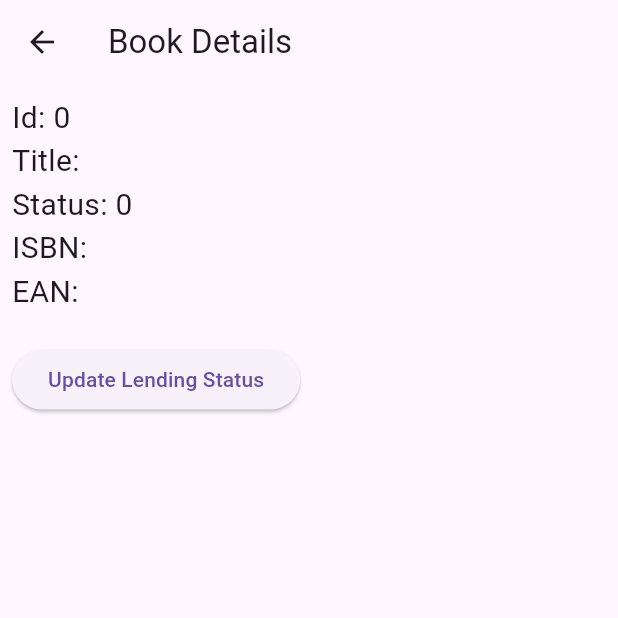
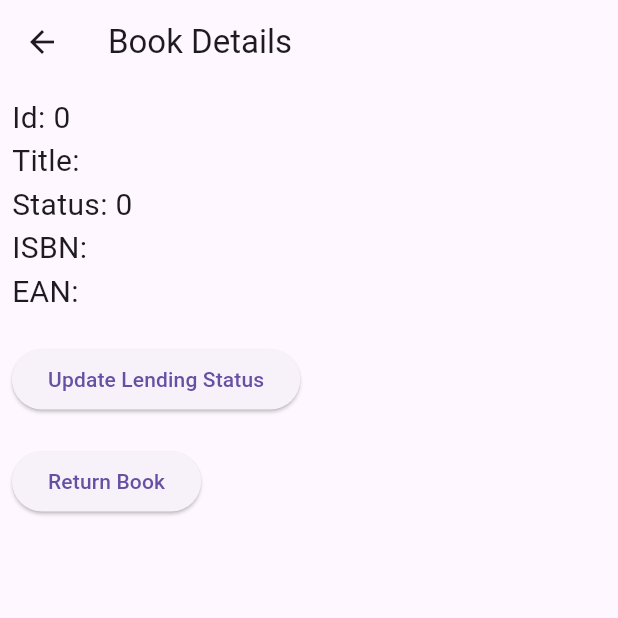
Before and after one commit to YanickdeWit04/L10-Bibl.io-flutter, a Flutter app: the BookDetails screen opened directly with empty values, after a tap on "Update Lending Status", on a phone screen of 412 x 824 dp, the top half of it. Run offline on Flutter 3.47's test engine with Material 3 defaults, Android fonts, the phone set to English and light mode, and no system bars; missing offline and left inert: flutter_barcode_scanner; network calls fail.

Commit message:
Status change

```diff
--- a/lib/catalog.dart
+++ b/lib/catalog.dart
@@ -24,11 +24,11 @@ Future<List<Book>> fetchBooks() async {
   }
 }
 
-Future<void> updateLendingStatus(String ean, bool status) async {
-  print('Updating lending status for EAN $ean to $status');
+Future<void> updateLendingStatus(String ean) async {
+  print('Updating lending status for EAN $ean to 1');
   final response = await http.put(
     Uri.parse('https://api.landsteten.nl/products/$ean'),
-    body: {'status': status ? '1' : '0'},
+    body: {'status': '1'},
   );
 
   if (response.statusCode == 200) {
@@ -36,15 +36,34 @@ Future<void> updateLendingStatus(String ean, bool status) async {
   } else if (response.statusCode == 404) {
     print('Product not found');
   } else {
-    print('Failed to update lending status. Status code: ${response.statusCode}');
+    print(
+        'Failed to update lending status. Status code: ${response.statusCode}');
     print('Response body: ${response.body}');
     throw Exception('Failed to update lending status');
   }
 }
 
+Future<void> returnBook(String ean) async {
+  print('Updating lending status for EAN $ean to 0');
+  final response = await http.put(
+    Uri.parse('https://api.landsteten.nl/products/$ean'),
+    body: {'status': '0'},
+  );
+
+  if (response.statusCode == 200) {
+    print('Successfully turned in');
+  } else if (response.statusCode == 404) {
+    print('Product not found');
+  } else {
+    print(
+        'Failed to update lending status. Status code: ${response.statusCode}');
+    print('Response body: ${response.body}');
+    throw Exception('Failed to update lending status');
+  }
+}
 
 class MyApp extends StatelessWidget {
-  const MyApp({super.key});
+  const MyApp({Key? key});
 
   @override
   Widget build(BuildContext context) {
@@ -53,13 +72,15 @@ class MyApp extends StatelessWidget {
       home: FutureBuilder<List<Book>>(
         future: fetchBooks(),
         builder: (context, snapshot) {
-          if (snapshot.hasData) {
-            return BooksList(books: snapshot.data!);
+          if (snapshot.connectionState == ConnectionState.waiting) {
+            return CircularProgressIndicator();
           } else if (snapshot.hasError) {
             return Text("${snapshot.error}");
+          } else if (!snapshot.hasData || snapshot.data!.isEmpty) {
+            return Text("No books available.");
+          } else {
+            return BooksList(books: snapshot.data!);
           }
-
-          return CircularProgressIndicator();
         },
       ),
     );
@@ -82,11 +103,15 @@ class BooksList extends StatelessWidget {
           String barcodeScanRes;
           try {
             barcodeScanRes = await FlutterBarcodeScanner.scanBarcode(
-                '#ff6666', 'Cancel', true, ScanMode.BARCODE);
+              '#ff6666',
+              'Cancel',
+              true,
+              ScanMode.BARCODE,
+            );
             print(barcodeScanRes);
 
             // Assuming you want to update the lending status to '1' (lent) when adding a new book
-            await updateLendingStatus(barcodeScanRes, true);
+            await updateLendingStatus(barcodeScanRes);
           } on Exception {
             barcodeScanRes = 'Failed to get platform version.';
           }
@@ -94,8 +119,8 @@ class BooksList extends StatelessWidget {
           Navigator.push(
             context,
             MaterialPageRoute(
-                builder: (context) =>
-                    DisplayScanResult(result: barcodeScanRes)),
+              builder: (context) => DisplayScanResult(result: barcodeScanRes),
+            ),
           );
         },
         backgroundColor: Colors.green,
@@ -124,7 +149,7 @@ class BooksList extends StatelessWidget {
 class BookDetails extends StatelessWidget {
   final Book book;
 
-  BookDetails({required this.book});
+  const BookDetails({Key? key, required this.book}) : super(key: key);
 
   @override
   Widget build(BuildContext context) {
@@ -142,16 +167,37 @@ class BookDetails extends StatelessWidget {
             Text('Status: ${book.status}', style: TextStyle(fontSize: 20)),
             Text('ISBN: ${book.isbn}', style: TextStyle(fontSize: 20)),
             Text('EAN: ${book.ean}', style: TextStyle(fontSize: 20)),
-            SizedBox(height: 20),  // Add some space between book details and the button
+            SizedBox(height: 20),
             ElevatedButton(
               onPressed: () async {
                 // Explicitly cast the status to a boolean before negating it
-                await updateLendingStatus(book.ean, !(book.status as bool));
-                Navigator.pop(context); // Go back to the previous screen after updating status
+                await updateLendingStatus(book.ean);
+                // Refresh the UI by rebuilding the widget tree
+                Navigator.pop(context);
+                Navigator.pushReplacement(
+                  context,
+                  MaterialPageRoute(
+                    builder: (context) => MyApp(),
+                  ),
+                );
               },
               child: Text('Update Lending Status'),
             ),
-
+            SizedBox(height: 20),
+            ElevatedButton(
+              onPressed: () async {
+                // Use the new returnBook function for the second button
+                await returnBook(book.ean);
+                Navigator.pop(context);
+                Navigator.pushReplacement(
+                  context,
+                  MaterialPageRoute(
+                    builder: (context) => MyApp(),
+                  ),
+                );
+              },
+              child: Text('Return Book'),
+            ),
           ],
         ),
       ),
```
Also changed, not shown: pubspec.lock.
